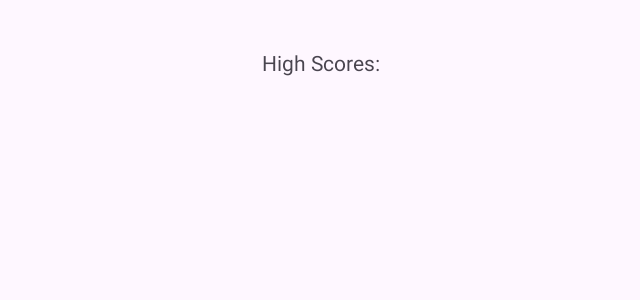
After one commit to ThilanRandika/LabExam03-game-2, an Android app: the Leaderboard screen opened directly, with no data from a screen before it, on a phone screen of 824 x 412 dp (held sideways). The commit adds this screen. Shown: the top 300 px of the screen, without its empty margins (297-937 px from the left). Run offline under Robolectric (Android 15) with nearby library versions, the phone set to English and light mode, and no system bars.

Commit message:
points calculation and store and retrieve high scores

```diff
--- /dev/null
+++ b/app/src/main/java/com/example/labexam03_game_2/Leaderboard.kt
@@ -0,0 +1,48 @@
+package com.example.labexam03_game_2
+
+import android.content.Context
+import android.os.Bundle
+import android.widget.TextView
+import androidx.activity.enableEdgeToEdge
+import androidx.appcompat.app.AppCompatActivity
+import androidx.core.view.ViewCompat
+import androidx.core.view.WindowInsetsCompat
+
+class Leaderboard : AppCompatActivity() {
+
+    private var highScores: IntArray? = null
+
+    override fun onCreate(savedInstanceState: Bundle?) {
+        super.onCreate(savedInstanceState)
+        enableEdgeToEdge()
+        setContentView(R.layout.activity_leaderboard)
+        ViewCompat.setOnApplyWindowInsetsListener(findViewById(R.id.main)) { v, insets ->
+            val systemBars = insets.getInsets(WindowInsetsCompat.Type.systemBars())
+            v.setPadding(systemBars.left, systemBars.top, systemBars.right, systemBars.bottom)
+            insets
+        }
+
+
+
+        // Retrieve high scores from SharedPreferences
+        val prefs = getSharedPreferences("high_scores", Context.MODE_PRIVATE)
+        val highScoresSet = prefs.getStringSet("high_scores", HashSet()) ?: HashSet()
+
+        // Convert the set to a sorted list of integers
+        val highScoresList = highScoresSet.map { it.toInt() }.toMutableList()
+        highScoresList.sortDescending()
+
+        // Convert the list to an array of integers
+        highScores = highScoresList.toIntArray()
+
+        // Update the UI to display the high scores
+        if (highScores != null) {
+            val highScoresTextView = findViewById<TextView>(R.id.leader_board_highscores)
+            highScoresTextView.text = "High Scores:\n"
+            for ((index, score) in highScores!!.withIndex()) {
+                highScoresTextView.append("${index + 1}. $score\n")
+            }
+        }
+
+    }
+}
--- /dev/null
+++ b/app/src/main/res/layout/activity_leaderboard.xml
@@ -0,0 +1,20 @@
+<?xml version="1.0" encoding="utf-8"?>
+<androidx.constraintlayout.widget.ConstraintLayout xmlns:android="http://schemas.android.com/apk/res/android"
+    xmlns:app="http://schemas.android.com/apk/res-auto"
+    xmlns:tools="http://schemas.android.com/tools"
+    android:id="@+id/main"
+    android:layout_width="match_parent"
+    android:layout_height="match_parent"
+    tools:context=".Leaderboard">
+
+    <TextView
+        android:id="@+id/leader_board_highscores"
+        android:layout_width="wrap_content"
+        android:layout_height="wrap_content"
+        android:layout_marginTop="32dp"
+        android:text="TextView"
+        app:layout_constraintEnd_toEndOf="parent"
+        app:layout_constraintHorizontal_bias="0.5"
+        app:layout_constraintStart_toStartOf="parent"
+        app:layout_constraintTop_toTopOf="parent" />
+</androidx.constraintlayout.widget.ConstraintLayout>
```
Also changed, not shown: app/src/main/AndroidManifest.xml (+7 -2 lines), app/src/main/java/com/example/labexam03_game_2/GameView.kt (+59 -0 lines), app/src/main/java/com/example/labexam03_game_2/MainMenu.kt (+23 -0 lines), app/src/main/res/layout/activity_main_menu.xml (+14 -0 lines).
